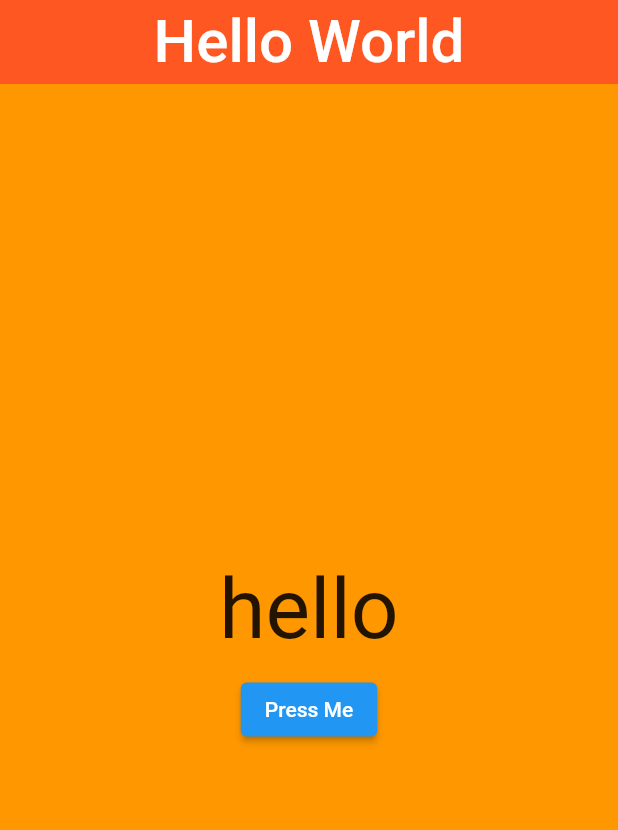
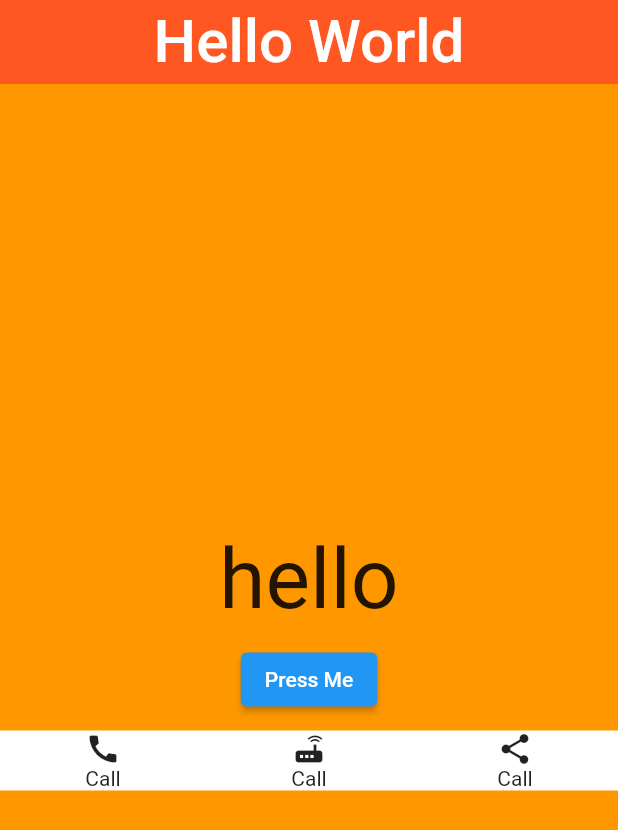
Before and after one commit to ANKURJANA-1/flutter_basic, a Flutter app: the screen it shows after launch, on a phone screen of 412 x 824 dp. Shown: the top 830 px of the screen. Run offline on Flutter 3.47's test engine with Material 2 defaults, Android fonts, the phone set to English and light mode, and no system bars.

Commit message:
cretae nv bar

```diff
--- /dev/null
+++ b/lib/ButtonNavigtionBar.dart
@@ -0,0 +1,46 @@
+import 'package:flutter/material.dart';
+
+class ButtonNavigtionBar extends StatelessWidget{
+  @override
+  Widget build(BuildContext context) {
+    return Container(
+      color: Colors.white,
+      child: Row(
+        mainAxisAlignment: MainAxisAlignment.spaceAround,
+        children: [
+          Column(
+            children: [
+              Icon(
+                Icons.call,
+              ),
+              Container(
+                child: Text("Call"),
+              )
+            ],
+          ),
+            Column(
+            children: [
+              Icon(
+                Icons.router
+              ),
+              Container(
+                child: Text("Call"),
+              )
+            ],
+          ),
+            Column(
+            children: [
+              Icon(
+                Icons.share,
+              ),
+              Container(
+                child: Text("Call"),
+              )
+            ],
+          ),
+        ],
+      ),
+    );
+  }
+
+}
--- a/lib/HomePage.dart
+++ b/lib/HomePage.dart
@@ -1,4 +1,5 @@
 import 'package:flutter/material.dart';
+import 'package:my_app/ButtonNavigtionBar.dart';
 
 class HomePage extends StatefulWidget {
   @override
@@ -51,11 +52,11 @@ class _HomePageState extends State<HomePage> {
             SizedBox(
               height: 10.0,
             ),
-
-
+            ButtonNavigtionBar()
           ],
         ),
       ),
+
     );
   }
 }
```
